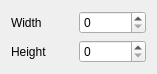
The window that src/Nodes/SizeVarNode/SizeVarForm.ui (bwll1989/NodeEditorCPP) describes before a commit, drawn with Qt 5.
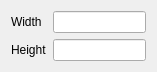
The same window after the commit.

Diff of the .ui file:
```diff
--- a/src/Nodes/SizeVarNode/SizeVarForm.ui
+++ b/src/Nodes/SizeVarNode/SizeVarForm.ui
@@ -22,11 +22,7 @@
     </widget>
    </item>
    <item row="0" column="1">
-    <widget class="QSpinBox" name="sb_width">
-     <property name="maximum">
-      <number>999999999</number>
-     </property>
-    </widget>
+    <widget class="QLineEdit" name="sb_width"/>
    </item>
    <item row="1" column="0">
     <widget class="QLabel" name="label_2">
@@ -36,11 +32,7 @@
     </widget>
    </item>
    <item row="1" column="1">
-    <widget class="QSpinBox" name="sb_height">
-     <property name="maximum">
-      <number>999999999</number>
-     </property>
-    </widget>
+    <widget class="QLineEdit" name="sb_height"/>
    </item>
   </layout>
  </widget>
```
Left out of the diff: 14 changed lines with no effect on the pictures.
